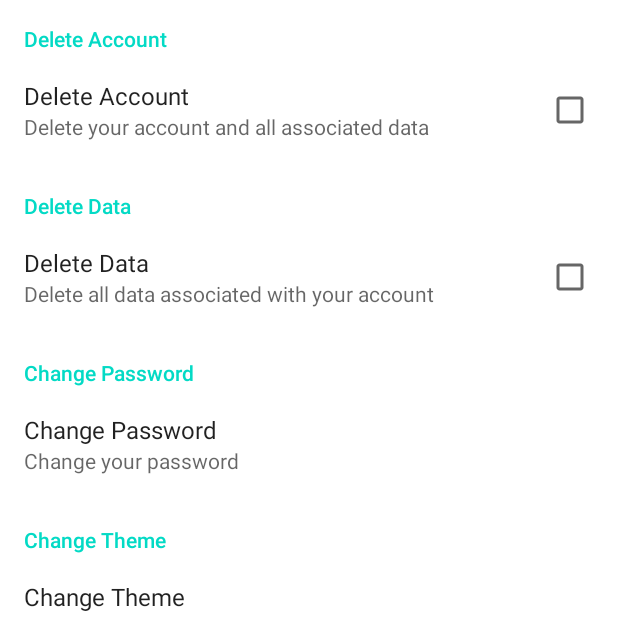
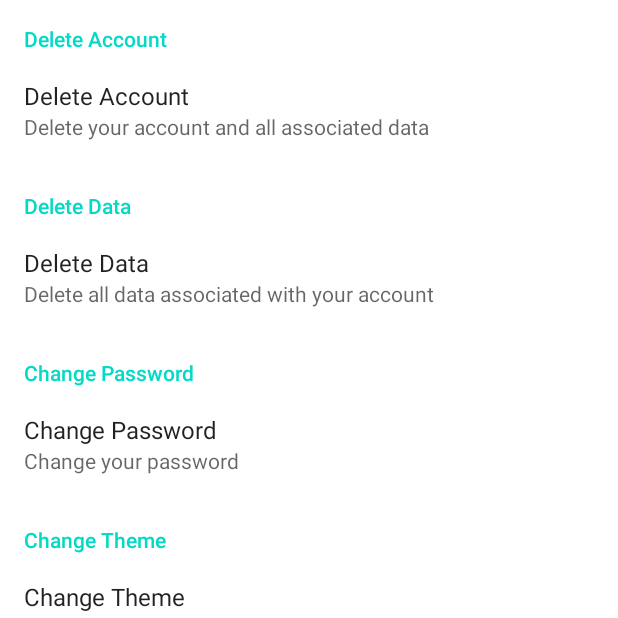
Before and after one commit to ErnestoAMujica/myEmissions, an Android app: the Preferences screen opened directly, with no data from a screen before it, on a phone screen of 412 x 824 dp, the top half of it. Run offline under Robolectric (Android 15) with nearby library versions, the phone set to English and light mode, and no system bars.

Commit message:
settings button on home should send to preferences screen

```diff
--- /dev/null
+++ b/app/src/main/res/drawable/settings_icon.xml
@@ -0,0 +1,5 @@
+<vector android:height="24dp" android:tint="#000000"
+    android:viewportHeight="24" android:viewportWidth="24"
+    android:width="24dp" xmlns:android="http://schemas.android.com/apk/res/android">
+    <path android:fillColor="@android:color/white" android:pathData="M19.14,12.94c0.04,-0.3 0.06,-0.61 0.06,-0.94c0,-0.32 -0.02,-0.64 -0.07,-0.94l2.03,-1.58c0.18,-0.14 0.23,-0.41 0.12,-0.61l-1.92,-3.32c-0.12,-0.22 -0.37,-0.29 -0.59,-0.22l-2.39,0.96c-0.5,-0.38 -1.03,-0.7 -1.62,-0.94L14.4,2.81c-0.04,-0.24 -0.24,-0.41 -0.48,-0.41h-3.84c-0.24,0 -0.43,0.17 -0.47,0.41L9.25,5.35C8.66,5.59 8.12,5.92 7.63,6.29L5.24,5.33c-0.22,-0.08 -0.47,0 -0.59,0.22L2.74,8.87C2.62,9.08 2.66,9.34 2.86,9.48l2.03,1.58C4.84,11.36 4.8,11.69 4.8,12s0.02,0.64 0.07,0.94l-2.03,1.58c-0.18,0.14 -0.23,0.41 -0.12,0.61l1.92,3.32c0.12,0.22 0.37,0.29 0.59,0.22l2.39,-0.96c0.5,0.38 1.03,0.7 1.62,0.94l0.36,2.54c0.05,0.24 0.24,0.41 0.48,0.41h3.84c0.24,0 0.44,-0.17 0.47,-0.41l0.36,-2.54c0.59,-0.24 1.13,-0.56 1.62,-0.94l2.39,0.96c0.22,0.08 0.47,0 0.59,-0.22l1.92,-3.32c0.12,-0.22 0.07,-0.47 -0.12,-0.61L19.14,12.94zM12,15.6c-1.98,0 -3.6,-1.62 -3.6,-3.6s1.62,-3.6 3.6,-3.6s3.6,1.62 3.6,3.6S13.98,15.6 12,15.6z"/>
+</vector>
--- a/app/src/main/res/xml/prefs.xml
+++ b/app/src/main/res/xml/prefs.xml
@@ -1,10 +1,9 @@
 <?xml version="1.0" encoding="utf-8"?>
 <PreferenceScreen xmlns:android="http://schemas.android.com/apk/res/android">
-
     <PreferenceCategory
         android:title="Delete Account">
 
-        <CheckBoxPreference
+        <Preference
             android:key="delete_account"
             android:title="Delete Account"
             android:summary="Delete your account and all associated data"
@@ -12,7 +11,7 @@
     </PreferenceCategory>
     <PreferenceCategory
         android:title="Delete Data">
-        <CheckBoxPreference
+        <Preference
             android:key="delete_data"
             android:title="Delete Data"
             android:summary="Delete all data associated with your account"
```
Also changed, not shown: app/src/main/java/com/example/myemissions/Home.java (+13 -0 lines).
